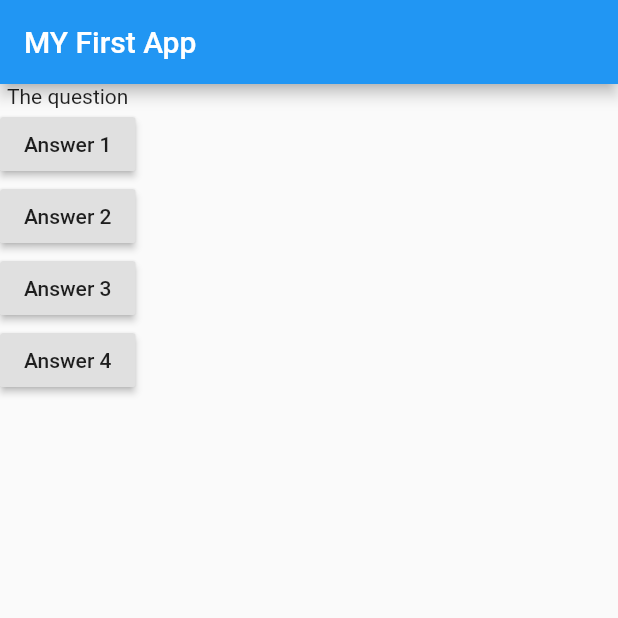
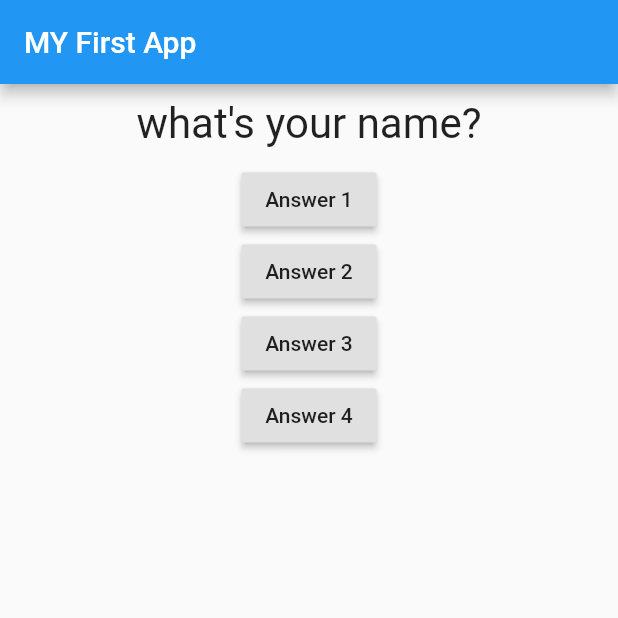
Before and after one commit to bhuvnesh93/flutter-app, a Flutter app: the screen it shows after launch, after a tap on "Answer 1", on a phone screen of 412 x 824 dp, the top half of it. Run offline on Flutter 3.47's test engine with Material 2 defaults, Android fonts, the phone set to English and light mode, and no system bars.

```diff
--- a/lib/main.dart
+++ b/lib/main.dart
@@ -1,4 +1,5 @@
 import 'package:flutter/material.dart';
+import 'package:flutter_app/question.dart';
 
 // void main() {
 //   runApp(MyApp());
@@ -6,14 +7,26 @@ import 'package:flutter/material.dart';
 
 void main() => runApp(MyApp());
 
-class MyApp extends StatelessWidget {
+class MyApp extends StatefulWidget {
+  @override
+  State<StatefulWidget> createState() {
+    // TODO: implement createState
+    return _MyAppState();
+  }
+}
+
+class _MyAppState extends State<MyApp> {
+  var _questionIndex = 0;
   void answerQuestion() {
-    print('Answer choosen!!');
+    setState(() {
+      _questionIndex = _questionIndex + 1;
+    });
+    print(_questionIndex);
   }
 
   @override
   Widget build(BuildContext context) {
-    var question = ['what\'s your age', 'what\'s your name'];
+    var questions = ['what\'s your age?', 'what\'s your name?'];
     return MaterialApp(
       // home: Text('Hello!!!'),
       home: Scaffold(
@@ -23,7 +36,8 @@ class MyApp extends StatelessWidget {
         // body: Text("this is default text 3"),
         body: Column(
           children: [
-            Text('The question'),
+            // Text(questions[_questionIndex]),
+            Question(questions[_questionIndex]),
             RaisedButton(
               child: Text('Answer 1'),
               onPressed: answerQuestion,
@@ -34,7 +48,7 @@ class MyApp extends StatelessWidget {
             ),
             RaisedButton(
               child: Text('Answer 3'),
-              onPressed: ()  {
+              onPressed: () {
                 // ....
                 print("Answer 3 choosen!!");
               },
--- /dev/null
+++ b/lib/question.dart
@@ -0,0 +1,20 @@
+import 'package:flutter/material.dart';
+
+class Question extends StatelessWidget {
+  final String questionText;
+
+  Question(this.questionText);
+
+  @override
+  Widget build(BuildContext context) {
+    return Container(
+      width: double.infinity,
+      margin: EdgeInsets.all(10),
+      child: Text(
+        questionText,
+        style: TextStyle(fontSize: 28),
+        textAlign: TextAlign.center,
+      ),
+    );
+  }
+}
```
